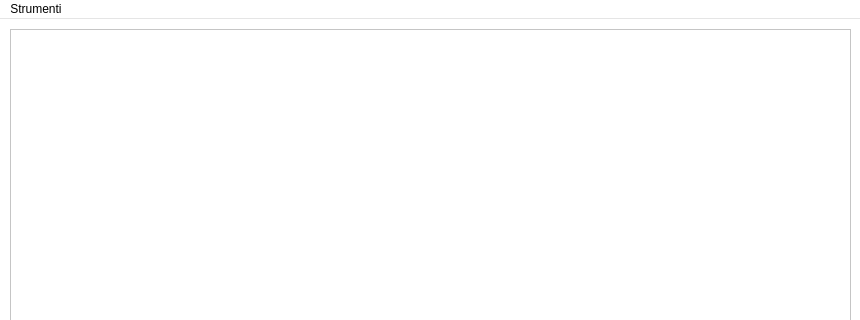
Qt form positionswindow.ui (lucapegolotti/coworking) before a commit; both pictures show x 0 to 860 and y 0 to 320 of the 860 by 570 pixel window.
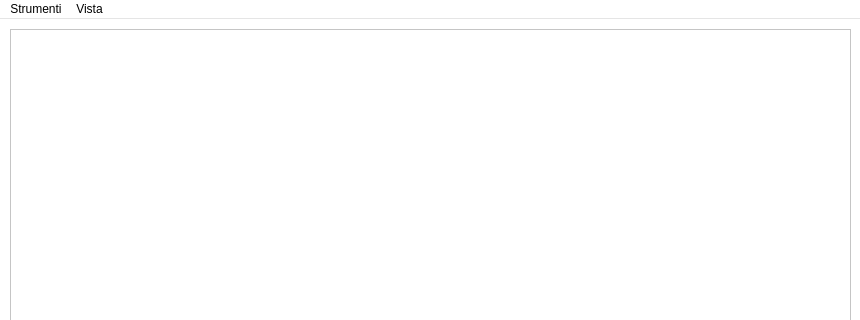
The same form after that commit.

Diff of the .ui file:
```diff
--- a/positionswindow.ui
+++ b/positionswindow.ui
@@ -476,7 +476,14 @@
     </property>
     <addaction name="actionControlla_disponibilit"/>
    </widget>
+   <widget class="QMenu" name="menuVista">
+    <property name="title">
+     <string>Vista</string>
+    </property>
+    <addaction name="actionApri_Calendario"/>
+   </widget>
    <addaction name="menuStrumenti"/>
+   <addaction name="menuVista"/>
   </widget>
   <action name="actionBla">
    <property name="text">
```
Left out of the diff: 5 changed lines with no effect on the pictures.
